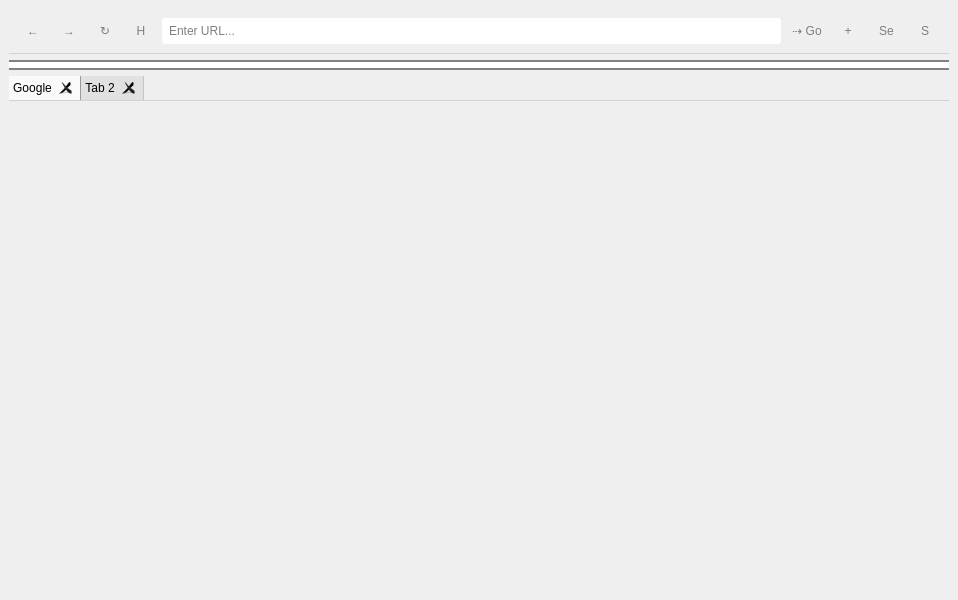
The window that mainwindow.ui (HugoOjvindFrancois/WebBrowser) describes before a commit, drawn with Qt 5.
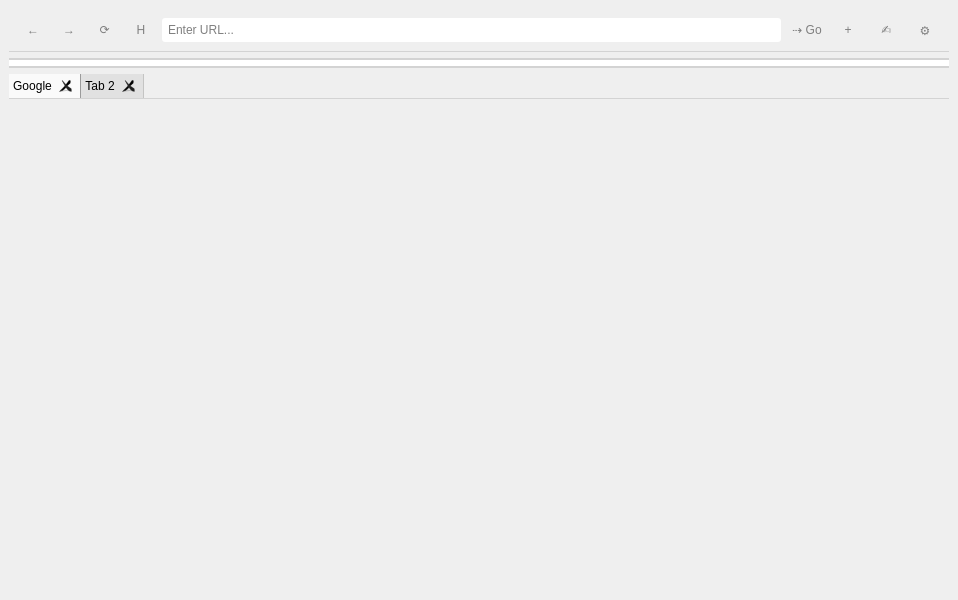
The same window after the commit.

Diff of the .ui file:
```diff
--- a/mainwindow.ui
+++ b/mainwindow.ui
@@ -75,8 +75,8 @@
 }
 
 QProgressBar {
-    border-bottom: 2px solid grey;
-    border-top: 2px solid grey;
+    border-bottom: 2px solid lightgray;
+    border-top: 2px solid lightgray;
 	border-right: 0;
 	border-left: 0;
     border-radius: 0;
@@ -84,7 +84,7 @@
 }
 
 QProgressBar::chunk {
-    background-color: #05B8CC;
+    background-color:	lightgray;/*rgb(240, 240, 240); /*#05B8CC;*/
     width: 20px;
 }
 
@@ -100,7 +100,7 @@
 QPushButton{
 	border: 0;
 	border-radius: 3px;
-	padding: 5px;
+	padding: 4px;
 	background-color: &quot;#ffffff&quot;;
 	color: rgb(127, 127, 127);
 }
@@ -118,7 +118,7 @@
 QLineEdit#lineEdit{
 	border: 0;
 	border-radius: 3px;
-	padding: 5px;
+	padding: 4px;
 }
 </string>
   </property>
@@ -265,7 +265,7 @@
           </size>
          </property>
          <property name="text">
-          <string>↻</string>
+          <string>⟳</string>
          </property>
          <property name="shortcut">
           <string>F5</string>
@@ -378,7 +378,7 @@
           </size>
          </property>
          <property name="text">
-          <string>Se</string>
+          <string>✍</string>
          </property>
         </widget>
        </item>
@@ -403,7 +403,7 @@
           </size>
          </property>
          <property name="text">
-          <string>S</string>
+          <string>⚙</string>
          </property>
         </widget>
        </item>
```
